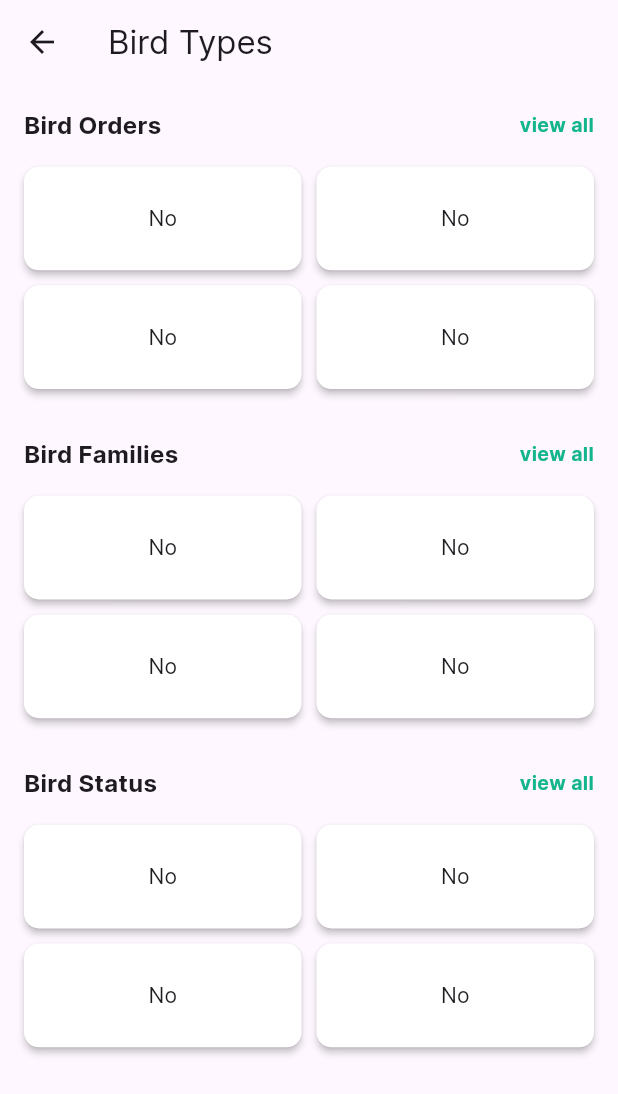
After one commit to nsthien2109/nsthien_datn_deeplearning, a Flutter app: the ExploreScreen screen opened directly, after a tap on the "search" icon, on a phone screen of 412 x 824 dp. The commit adds this screen. Shown: the top 1094 px of the screen. Run offline on Flutter 3.47's test engine with Material 3 defaults, Android fonts, the phone set to English and light mode, and no system bars; our stand-ins replace cached_network_image, carousel_slider, device_preview, dots_indicator, iconsax, image_picker and 2 more; accounts and stored records are empty; network calls fail; project files that could hold a hidden picture were left out.

Commit message:
update ui 2

```diff
--- a/flutter_app/lib/app/models/bird_status.dart
+++ b/flutter_app/lib/app/models/bird_status.dart
@@ -1,6 +1,4 @@
 import 'package:njha_bird_detect/app/models/bird.dart';
-import 'package:njha_bird_detect/app/models/bird_family.dart';
-import 'package:njha_bird_detect/app/models/bird_order.dart';
 
 class BirdStatus {
   int? id;
--- a/flutter_app/lib/app/screens/explore/explore_screen.dart
+++ b/flutter_app/lib/app/screens/explore/explore_screen.dart
@@ -29,7 +29,7 @@ class ExploreScreen extends StatelessWidget {
         actions: [
           IconButton(
               icon: const Icon(Icons.search, color: AppColors.blackGrey),
-              onPressed: () {}),
+              onPressed: () => Navigator.pushNamed(context, '/filter')),
         ],
       ),
       body: Consumer<ExploreProvider>(builder: (context, exploreState, _) {
--- /dev/null
+++ b/flutter_app/lib/app/screens/filter/filter.provider.dart
@@ -0,0 +1,53 @@
+import 'package:flutter/material.dart';
+import 'package:njha_bird_detect/app/models/bird_family.dart';
+import 'package:njha_bird_detect/app/models/bird_order.dart';
+import 'package:njha_bird_detect/app/models/bird_status.dart';
+import 'package:njha_bird_detect/app/shared/services/bird_family_services.dart';
+import 'package:njha_bird_detect/app/shared/services/bird_order_services.dart';
+import 'package:njha_bird_detect/app/shared/services/bird_status_services.dart';
+
+class FilterProvider extends ChangeNotifier {
+  List<BirdStatus> _birdStatus = [];
+  List<BirdFamily> _birdFamilies = [];
+  List<BirdOrder> _birdOrders = [];
+
+  List<BirdStatus> get birdStatus => _birdStatus;
+  List<BirdFamily> get birdFamilies => _birdFamilies;
+  List<BirdOrder> get birdOrders => _birdOrders;
+
+  FilterProvider() {
+    getAllStatus();
+    getAllFamilies();
+    getAllOrders();
+  }
+
+  Future<void> getAllStatus() async {
+    try {
+      var statusData = await getAllBirdStatus();
+      _birdStatus = statusData ?? [];
+      notifyListeners();
+    } catch (e) {
+      rethrow;
+    }
+  }
+
+  Future<void> getAllFamilies() async {
+    try {
+      var familyData = await getBirdFamilies();
+      _birdFamilies = familyData ?? [];
+      notifyListeners();
+    } catch (e) {
+      rethrow;
+    }
+  }
+
+  Future<void> getAllOrders() async {
+    try {
+      var orderData = await getBirdOrders();
+      _birdOrders = orderData ?? [];
+      notifyListeners();
+    } catch (e) {
+      rethrow;
+    }
+  }
+}
--- /dev/null
+++ b/flutter_app/lib/app/screens/filter/filter_screen.dart
@@ -0,0 +1,38 @@
+import 'package:flutter/material.dart';
+import 'package:njha_bird_detect/app/screens/filter/filter.provider.dart';
+import 'package:njha_bird_detect/app/screens/filter/widgets/bird_type_grid.dart';
+import 'package:provider/provider.dart';
+
+class FilterScreen extends StatelessWidget {
+  const FilterScreen({super.key});
+
+  @override
+  Widget build(BuildContext context) {
+    return Scaffold(
+        appBar: AppBar(
+          title: const Text("Bird Types"),
+        ),
+        body: SingleChildScrollView(
+          child: Consumer<FilterProvider>(builder: (_, state, __) {
+            return Column(
+              children: [
+                BirdTypeGrid(
+                    gridTitle: "Bird Orders",
+                    gridSize: 4,
+                    listData: state.birdOrders),
+                BirdTypeGrid(
+                  gridTitle: "Bird Families",
+                  gridSize: 4,
+                  listData: state.birdFamilies,
+                ),
+                BirdTypeGrid(
+                  gridTitle: "Bird Status",
+                  gridSize: 4,
+                  listData: state.birdStatus,
+                )
+              ],
+            );
+          }),
+        ));
+  }
+}
--- /dev/null
+++ b/flutter_app/lib/app/screens/filter/widgets/bird_type_grid.dart
@@ -0,0 +1,61 @@
+import 'package:flutter/material.dart';
+import 'package:njha_bird_detect/app/screens/filter/widgets/bird_type_item.dart';
+import 'package:njha_bird_detect/app/shared/utils/theme.dart';
+
+class BirdTypeGrid extends StatelessWidget {
+  String gridTitle;
+  int gridSize;
+  List<dynamic> listData;
+  BirdTypeGrid(
+      {super.key,
+      required this.gridTitle,
+      required this.gridSize,
+      required this.listData});
+
+  @override
+  Widget build(BuildContext context) {
+    return ListView(
+      shrinkWrap: true,
+      children: [
+        Column(
+          children: [
+            Container(
+              padding: const EdgeInsets.fromLTRB(16, 16, 16, 0),
+              child: Row(
+                mainAxisAlignment: MainAxisAlignment.spaceBetween,
+                children: [
+                  Text(gridTitle,
+                      style: const TextStyle(
+                          fontSize: 16, fontWeight: FontWeight.bold)),
+                  GestureDetector(
+                    onTap: () {},
+                    child: const Text('view all',
+                        style: TextStyle(
+                            fontSize: 13,
+                            fontWeight: FontWeight.bold,
+                            color: AppColors.greenLight),
+                        textAlign: TextAlign.end),
+                  )
+                ],
+              ),
+            ),
+            GridView.count(
+              padding: const EdgeInsets.all(12),
+              primary: false,
+              childAspectRatio: 4 / 1.6,
+              shrinkWrap: true,
+              crossAxisSpacing: 2,
+              mainAxisSpacing: 2,
+              crossAxisCount: 2,
+              children: List.generate(gridSize, (index) {
+                return BirdTypeItem(
+                  data: listData.length > 0 ? listData[index] : null,
+                );
+              }),
+            ),
+          ],
+        )
+      ],
+    );
+  }
+}
--- /dev/null
+++ b/flutter_app/lib/app/screens/filter/widgets/bird_type_item.dart
@@ -0,0 +1,23 @@
+import 'package:flutter/material.dart';
+
+class BirdTypeItem extends StatelessWidget {
+  dynamic data;
+  BirdTypeItem({super.key, required this.data});
+
+  @override
+  Widget build(BuildContext context) {
+    return GestureDetector(
+      onTap: () {},
+      child: Card(
+          shape: RoundedRectangleBorder(
+            borderRadius: BorderRadius.circular(10),
+          ),
+          elevation: 2,
+          color: Colors.white,
+          child: Center(
+            child: Text(data?.toString() ?? 'No'),
+          )),
+    );
+    ;
+  }
+}
--- a/flutter_app/lib/app/screens/home/home.dart
+++ b/flutter_app/lib/app/screens/home/home.dart
@@ -12,6 +12,9 @@ class HomeScreen extends StatelessWidget {
   @override
   Widget build(BuildContext context) {
     return Scaffold(
+        appBar: AppBar(
+          title: Text("Njha Birds"),
+        ),
         body: SafeArea(
             child: ListView(
           children: [
--- a/flutter_app/lib/app/screens/home/widgets/home_carousel.dart
+++ b/flutter_app/lib/app/screens/home/widgets/home_carousel.dart
@@ -19,7 +19,7 @@ class HomeCarousel extends StatelessWidget {
               Provider.of<HomeProvider>(context, listen: false)
                   .changePage(index);
             },
-            height: heightP(context) / 1.7),
+            height: heightP(context) / 1.9),
         items: data.map((bird) {
           return Stack(children: [
             GestureDetector(
--- a/flutter_app/lib/app/screens/layout.dart
+++ b/flutter_app/lib/app/screens/layout.dart
@@ -1,12 +1,10 @@
 import 'package:flutter/material.dart';
-import 'package:iconsax/iconsax.dart';
 import 'package:njha_bird_detect/app/screens/auth/auth.provider.dart';
 import 'package:njha_bird_detect/app/screens/explore/explore_screen.dart';
 import 'package:njha_bird_detect/app/screens/history/history_screen.dart';
 import 'package:njha_bird_detect/app/screens/home/home.dart';
 import 'package:njha_bird_detect/app/screens/layout.provider.dart';
 import 'package:njha_bird_detect/app/screens/profile/profile_screen.dart';
-import 'package:njha_bird_detect/app/shared/widgets/choose_image_options.dart';
 import 'package:njha_bird_detect/app/shared/widgets/login_required.dart';
 import 'package:njha_bird_detect/app/shared/widgets/nav_bar.dart';
 import 'package:provider/provider.dart';
--- a/flutter_app/lib/app/shared/services/api_config.dart
+++ b/flutter_app/lib/app/shared/services/api_config.dart
@@ -1,11 +1,14 @@
 class ApiConfig {
-  static const String BASE_URL = "http://localhost:8000/api";
+  static const String BASE_URL = "http://34.126.163.62/api";
 
   static const Map<String, String> RESOURCES = {
     'auth': 'auth',
     'birds': 'birds',
     'histories': 'histories',
-    'prediction': 'prediction'
+    'prediction': 'prediction',
+    'orders': 'orders',
+    'family': 'family',
+    'status': 'status'
   };
 
   static dynamic ENDPOINT = {
@@ -27,5 +30,14 @@ class ApiConfig {
       'index': '$BASE_URL/${RESOURCES['histories']}',
       'personal': '$BASE_URL/${RESOURCES['histories']}/user',
     },
+    'orders': {
+      'index': '$BASE_URL/${RESOURCES['orders']}',
+    },
+    'family': {
+      'index': '$BASE_URL/${RESOURCES['family']}',
+    },
+    'status': {
+      'index': '$BASE_URL/${RESOURCES['status']}',
+    }
   };
 }
--- /dev/null
+++ b/flutter_app/lib/app/shared/services/bird_family_services.dart
@@ -0,0 +1,15 @@
+import 'dart:convert';
+
+import 'package:njha_bird_detect/app/models/bird_family.dart';
+import 'package:njha_bird_detect/app/shared/services/api_config.dart';
+import 'package:njha_bird_detect/app/shared/services/api_service.dart';
+
+Future<List<BirdFamily>?> getBirdFamilies() async {
+  final response = await ApiService.get(ApiConfig.ENDPOINT['family']!['index']);
+  final familyData = response as List;
+  final List<BirdFamily> families = [];
+  for (var element in familyData) {
+    families.add(BirdFamily.fromJson(element));
+  }
+  return families;
+}
--- /dev/null
+++ b/flutter_app/lib/app/shared/services/bird_order_services.dart
@@ -0,0 +1,13 @@
+import 'package:njha_bird_detect/app/models/bird_order.dart';
+import 'package:njha_bird_detect/app/shared/services/api_config.dart';
+import 'package:njha_bird_detect/app/shared/services/api_service.dart';
+
+Future<List<BirdOrder>?> getBirdOrders() async {
+  final response = await ApiService.get(ApiConfig.ENDPOINT['orders']!['index']);
+  final orderData = response as List;
+  final List<BirdOrder> orders = [];
+  for (var element in orderData) {
+    orders.add(BirdOrder.fromJson(element));
+  }
+  return orders;
+}
--- /dev/null
+++ b/flutter_app/lib/app/shared/services/bird_status_services.dart
@@ -0,0 +1,13 @@
+import 'package:njha_bird_detect/app/models/bird_status.dart';
+import 'package:njha_bird_detect/app/shared/services/api_config.dart';
+import 'package:njha_bird_detect/app/shared/services/api_service.dart';
+
+Future<List<BirdStatus>?> getAllBirdStatus() async {
+  final response = await ApiService.get(ApiConfig.ENDPOINT['status']!['index']);
+  final statusData = response as List;
+  final List<BirdStatus> status = [];
+  for (var element in statusData) {
+    status.add(BirdStatus.fromJson(element));
+  }
+  return status;
+}
--- a/flutter_app/lib/app/shared/utils/theme.dart
+++ b/flutter_app/lib/app/shared/utils/theme.dart
@@ -1,7 +1,7 @@
 import 'package:flutter/material.dart';
 
 class AppColors {
-  static const primaryColor = Color(0xFF242A68);
+  static const primaryColor = Color(0xFF212121);
   static const whiteColor = Color(0xFFFFFFFF);
   static const redLight = Color(0xFFFF7272);
   static const greenLight = Color(0xFF13B58C);
--- a/flutter_app/lib/main.dart
+++ b/flutter_app/lib/main.dart
@@ -3,6 +3,7 @@ import 'package:flutter/foundation.dart';
 import 'package:flutter/material.dart';
 import 'package:njha_bird_detect/app/screens/auth/auth.provider.dart';
 import 'package:njha_bird_detect/app/screens/explore/explore.provider.dart';
+import 'package:njha_bird_detect/app/screens/filter/filter.provider.dart';
 import 'package:njha_bird_detect/app/screens/home/home.provider.dart';
 import 'package:njha_bird_detect/app/screens/layout.provider.dart';
 import 'package:njha_bird_detect/app/screens/prediction/predict.provider.dart';
@@ -30,7 +31,8 @@ class MyApp extends StatelessWidget {
           ChangeNotifierProvider(create: (_) => LayoutProvider()),
           ChangeNotifierProvider(create: (_) => HomeProvider()),
           ChangeNotifierProvider(create: (_) => ExploreProvider()),
-          ChangeNotifierProvider(create: (_) => PredictProvider())
+          ChangeNotifierProvider(create: (_) => PredictProvider()),
+          ChangeNotifierProvider(create: (_) => FilterProvider()),
         ],
         child: MaterialApp(
           debugShowCheckedModeBanner: false,
--- a/flutter_app/lib/routes/router.dart
+++ b/flutter_app/lib/routes/router.dart
@@ -2,6 +2,7 @@ import 'package:flutter/material.dart';
 import 'package:njha_bird_detect/app/screens/auth/login_screen.dart';
 import 'package:njha_bird_detect/app/screens/auth/register_screen.dart';
 import 'package:njha_bird_detect/app/screens/detail/detail_screen.dart';
+import 'package:njha_bird_detect/app/screens/filter/filter_screen.dart';
 import 'package:njha_bird_detect/app/screens/home/home.dart';
 import 'package:njha_bird_detect/app/screens/intro/intro_screen.dart';
 import 'package:njha_bird_detect/app/screens/layout.dart';
@@ -13,7 +14,7 @@ class AppRouter {
   static const String loginRoute = '/login';
   static const String registerRoute = '/register';
   static const String favoriteRoute = '/favorite';
-  static const String cartRouter = '/cart';
+  static const String filterRoute = '/filter';
   static const String detailRouter = '/detail';
   static const String resultRouter = '/result';
   static const String createStoreRouter = '/create-store';
@@ -45,6 +46,12 @@ class AppRouter {
           builder: (_) => const DetailScreen(),
         );
 
+      case filterRoute:
+        return MaterialPageRoute(
+          settings: settings,
+          builder: (_) => const FilterScreen(),
+        );
+
       case resultRouter:
         return MaterialPageRoute(
           settings: settings,
```
Lines whose indentation alone changed are shown as unchanged.
